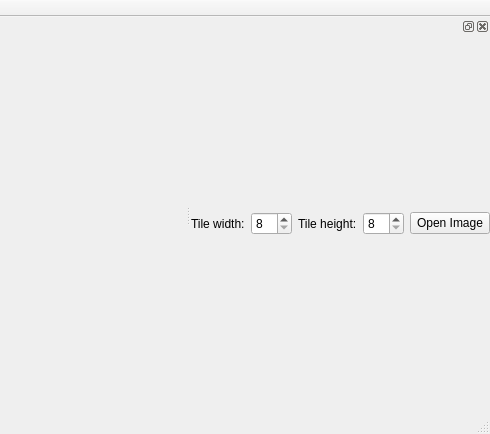
Before: the Qt Designer form mapeditor.ui in stoyan-shopov/TileMapEdit, drawn with Qt 5; both pictures show x 225 to 715 and y 0 to 434 of the 715 by 434 pixel window.
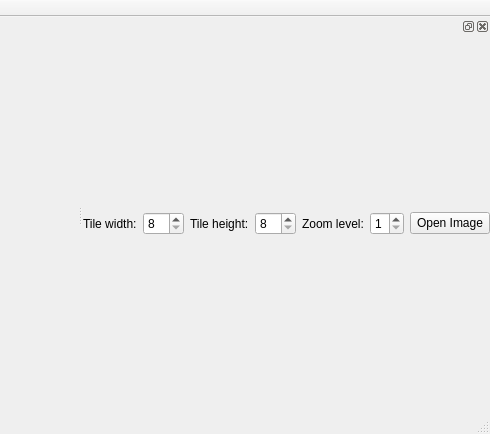
After: the same form once the commit is applied.

Commit message: add tile sheet zooming capability

Patch:
```diff
--- a/mapeditor.ui
+++ b/mapeditor.ui
@@ -84,6 +84,23 @@
          </property>
         </widget>
        </item>
+       <item>
+        <widget class="QLabel" name="label_3">
+         <property name="text">
+          <string>Zoom level:</string>
+         </property>
+        </widget>
+       </item>
+       <item>
+        <widget class="QSpinBox" name="spinBoxZoomLevel">
+         <property name="minimum">
+          <number>1</number>
+         </property>
+         <property name="maximum">
+          <number>8</number>
+         </property>
+        </widget>
+       </item>
        <item>
         <widget class="QPushButton" name="pushButtonOpenImage">
          <property name="text">
```
The commit also changes 2 other files.
